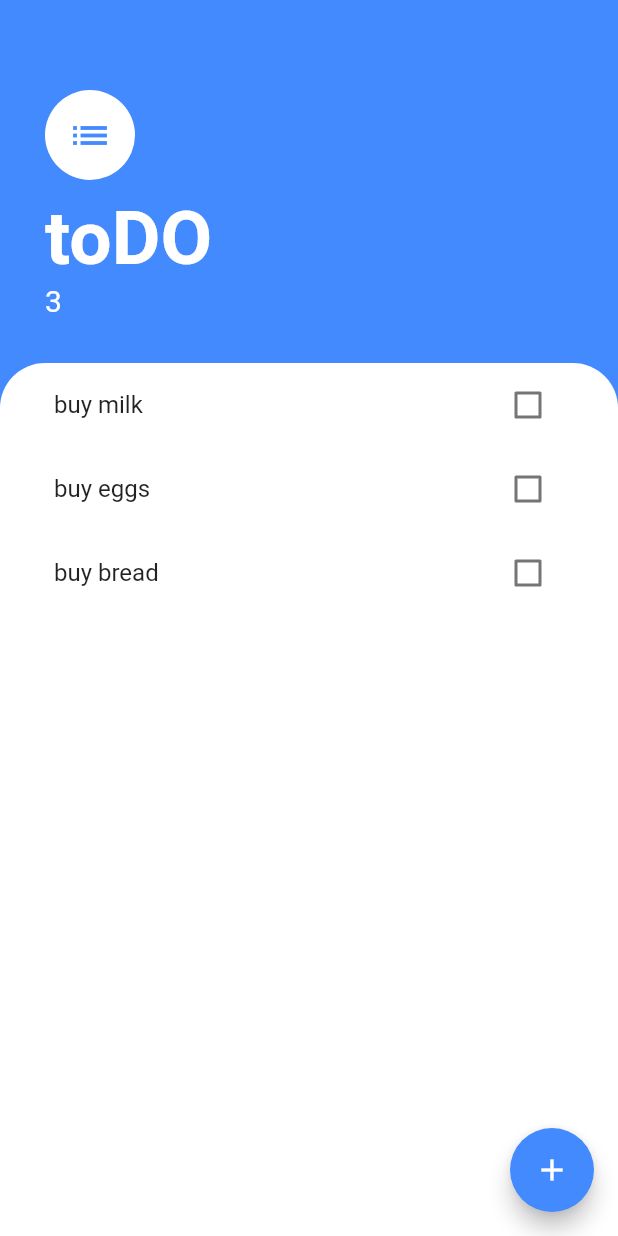
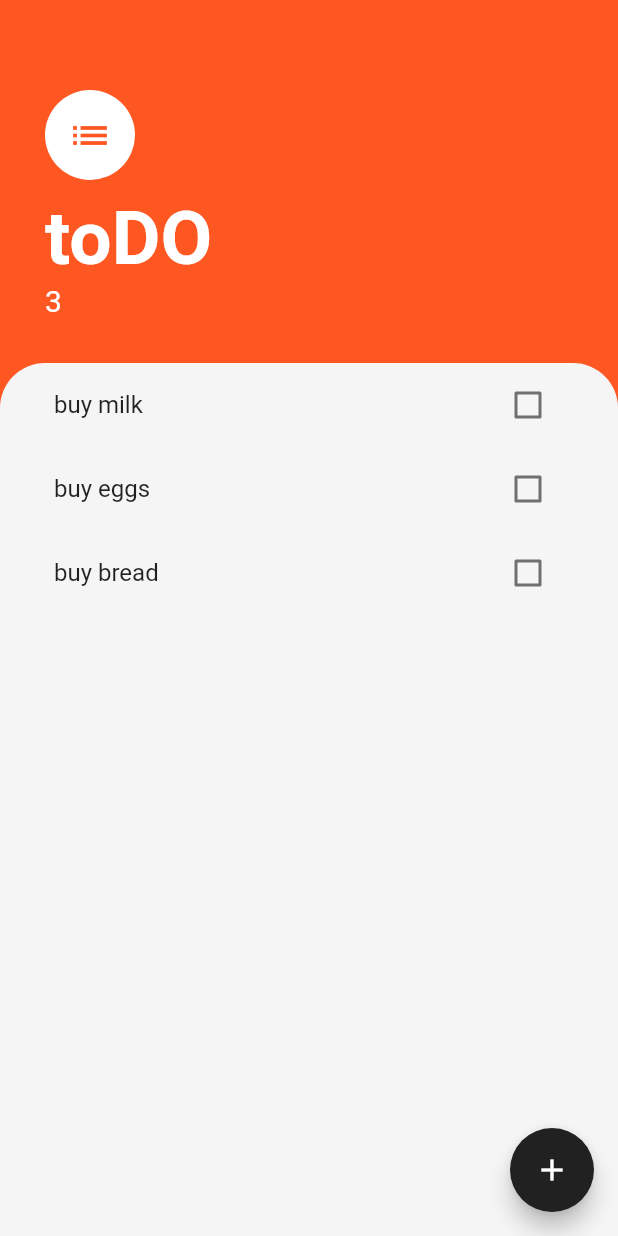
Before and after one commit to nevruzoglu/toDo, a Flutter app: the screen it shows after launch, on a phone screen of 412 x 824 dp. Run offline on Flutter 3.47's test engine with Material 2 defaults, Android fonts, the phone set to English and light mode, and no system bars.

Commit message:
color theme change

```diff
--- a/lib/screens/tasks_screen.dart
+++ b/lib/screens/tasks_screen.dart
@@ -8,9 +8,9 @@ class TasksScreen extends StatelessWidget {
   @override
   Widget build(BuildContext context) {
     return Scaffold(
-      backgroundColor: Colors.blueAccent,
+      backgroundColor: Colors.deepOrange,
       floatingActionButton: FloatingActionButton(
-        backgroundColor: Colors.blueAccent,
+        backgroundColor: Colors.grey.shade900,
         child: Icon(Icons.add),
         onPressed: () {
           showModalBottomSheet(
@@ -42,7 +42,7 @@ class TasksScreen extends StatelessWidget {
                     child: Icon(
                       Icons.list,
                       size: 30,
-                      color: Colors.blueAccent,
+                      color: Colors.deepOrange,
                     ),
                   ),
                   SizedBox(
@@ -67,7 +67,7 @@ class TasksScreen extends StatelessWidget {
             child: Container(
               padding: EdgeInsets.symmetric(horizontal: 20),
               decoration: BoxDecoration(
-                  color: Colors.white,
+                  color: Colors.grey.shade100,
                   borderRadius: BorderRadius.only(
                       topRight: Radius.circular(30),
                       topLeft: Radius.circular(30))),
--- a/lib/widgets/task_tile.dart
+++ b/lib/widgets/task_tile.dart
@@ -18,7 +18,7 @@ class TaskTile extends StatelessWidget {
             decoration: isChecked ? TextDecoration.lineThrough : null),
       ),
       trailing: Checkbox(
-        activeColor: Colors.lightBlueAccent,
+        activeColor: Colors.grey.shade900,
         value: isChecked,
         onChanged: checkboxCallback,
         // toggleCheckboxState,
```
